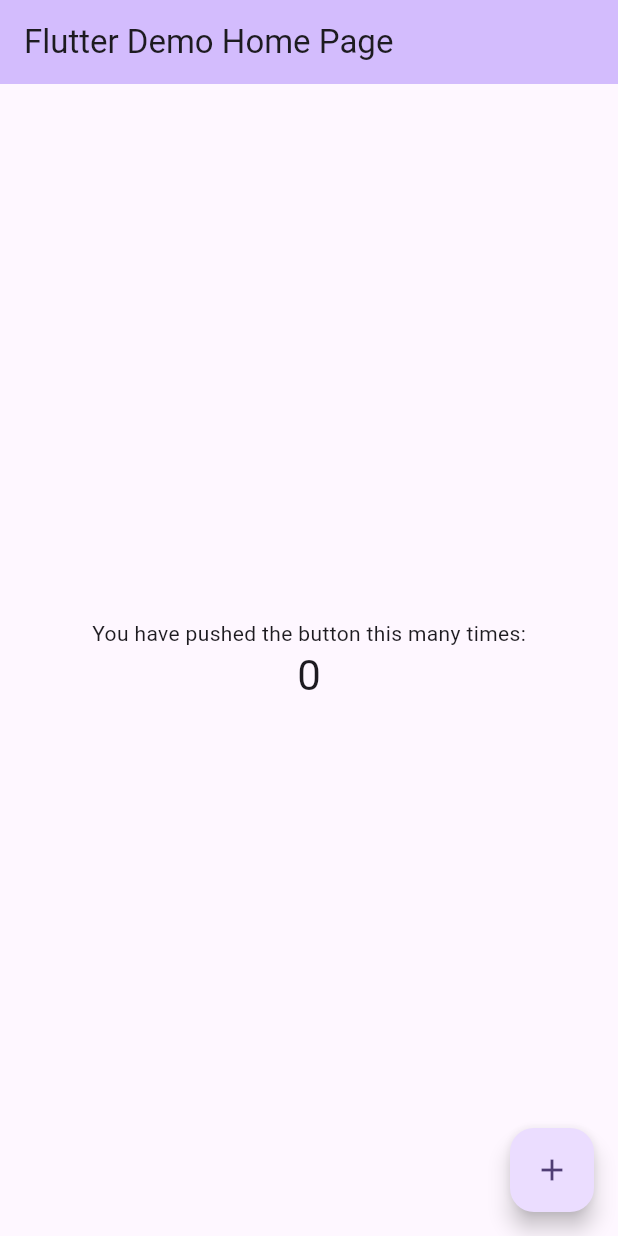
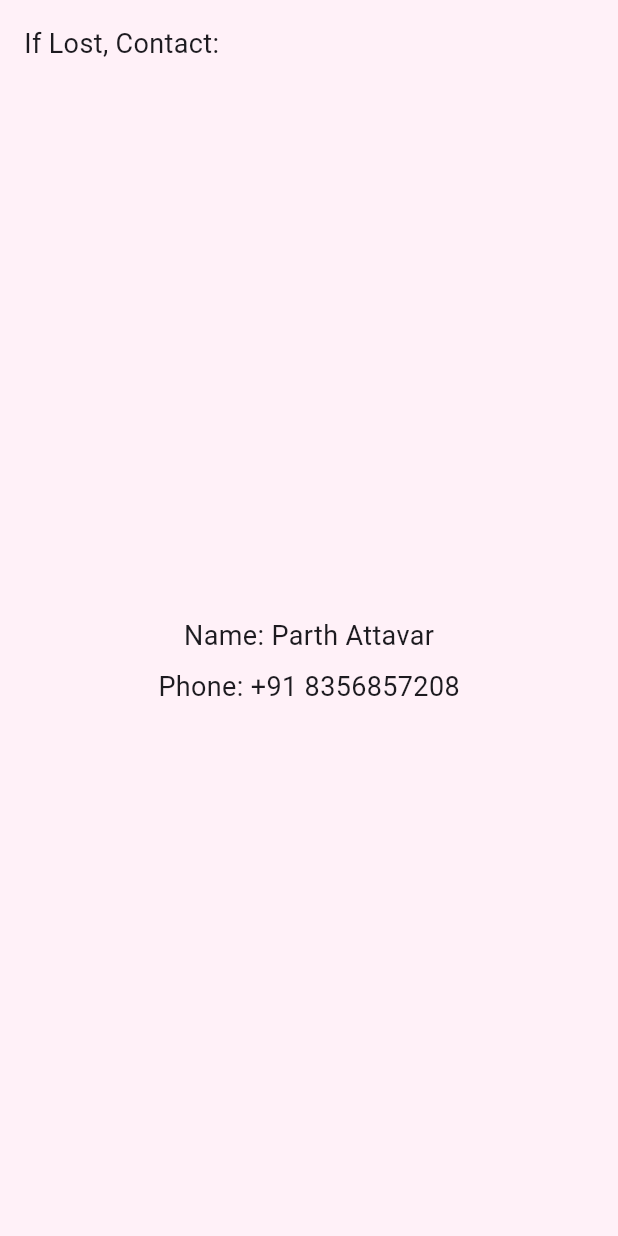
Before and after one commit to BOOPATB/cyberlog, a Flutter app: the screen it shows after launch, on a phone screen of 412 x 824 dp. Run offline on Flutter 3.47's test engine with Material 3 defaults, Android fonts, the light colour scheme and no system bars.

Commit message:
main app structure

```diff
--- a/lib/main.dart
+++ b/lib/main.dart
@@ -1,121 +1,59 @@
 import 'package:flutter/material.dart';
 
 void main() {
-  runApp(const MyApp());
+  runApp(const CyberLogApp());
 }
 
-class MyApp extends StatelessWidget {
-  const MyApp({super.key});
+class CyberLogApp extends StatelessWidget {
+  const CyberLogApp({super.key});
 
-  // This widget is the root of your application.
   @override
   Widget build(BuildContext context) {
-    return MaterialApp(
-      title: 'Flutter Demo',
-      theme: ThemeData(
-        // This is the theme of your application.
-        //
-        // TRY THIS: Try running your application with "flutter run". You'll see
-        // the application has a purple toolbar. Then, without quitting the app,
-        // try changing the seedColor in the colorScheme below to Colors.green
-        // and then invoke "hot reload" (save your changes or press the "hot
-        // reload" button in a Flutter-supported IDE, or press "r" if you used
-        // the command line to start the app).
-        //
-        // Notice that the counter didn't reset back to zero; the application
-        // state is not lost during the reload. To reset the state, use hot
-        // restart instead.
-        //
-        // This works for code too, not just values: Most code changes can be
-        // tested with just a hot reload.
-        colorScheme: .fromSeed(seedColor: Colors.deepPurple),
-      ),
-      home: const MyHomePage(title: 'Flutter Demo Home Page'),
+    return const MaterialApp(
+      debugShowCheckedModeBanner: false,
+      home: LostContactScreen(),
     );
   }
 }
 
-class MyHomePage extends StatefulWidget {
-  const MyHomePage({super.key, required this.title});
-
-  // This widget is the home page of your application. It is stateful, meaning
-  // that it has a State object (defined below) that contains fields that affect
-  // how it looks.
-
-  // This class is the configuration for the state. It holds the values (in this
-  // case the title) provided by the parent (in this case the App widget) and
-  // used by the build method of the State. Fields in a Widget subclass are
-  // always marked "final".
-
-  final String title;
-
-  @override
-  State<MyHomePage> createState() => _MyHomePageState();
-}
-
-class _MyHomePageState extends State<MyHomePage> {
-  int _counter = 0;
-
-  void _incrementCounter() {
-    setState(() {
-      // This call to setState tells the Flutter framework that something has
-      // changed in this State, which causes it to rerun the build method below
-      // so that the display can reflect the updated values. If we changed
-      // _counter without calling setState(), then the build method would not be
-      // called again, and so nothing would appear to happen.
-      _counter++;
-    });
-  }
+class LostContactScreen extends StatelessWidget {
+  const LostContactScreen({super.key});
 
   @override
   Widget build(BuildContext context) {
-    // This method is rerun every time setState is called, for instance as done
-    // by the _incrementCounter method above.
-    //
-    // The Flutter framework has been optimized to make rerunning build methods
-    // fast, so that you can just rebuild anything that needs updating rather
-    // than having to individually change instances of widgets.
     return Scaffold(
-      appBar: AppBar(
-        // TRY THIS: Try changing the color here to a specific color (to
-        // Colors.amber, perhaps?) and trigger a hot reload to see the AppBar
-        // change color while the other colors stay the same.
-        backgroundColor: Theme.of(context).colorScheme.inversePrimary,
-        // Here we take the value from the MyHomePage object that was created by
-        // the App.build method, and use it to set our appbar title.
-        title: Text(widget.title),
-      ),
-      body: Center(
-        // Center is a layout widget. It takes a single child and positions it
-        // in the middle of the parent.
+      backgroundColor: const Color(0xFFFFF1F8),
+      body: SafeArea(
         child: Column(
-          // Column is also a layout widget. It takes a list of children and
-          // arranges them vertically. By default, it sizes itself to fit its
-          // children horizontally, and tries to be as tall as its parent.
-          //
-          // Column has various properties to control how it sizes itself and
-          // how it positions its children. Here we use mainAxisAlignment to
-          // center the children vertically; the main axis here is the vertical
-          // axis because Columns are vertical (the cross axis would be
-          // horizontal).
-          //
-          // TRY THIS: Invoke "debug painting" (choose the "Toggle Debug Paint"
-          // action in the IDE, or press "p" in the console), to see the
-          // wireframe for each widget.
-          mainAxisAlignment: .center,
+          crossAxisAlignment: CrossAxisAlignment.start,
           children: [
-            const Text('You have pushed the button this many times:'),
-            Text(
-              '$_counter',
-              style: Theme.of(context).textTheme.headlineMedium,
+            const Padding(
+              padding: EdgeInsets.all(16.0),
+              child: Text(
+                'If Lost, Contact:',
+                style: TextStyle(fontSize: 18),
+              ),
             ),
+            const Spacer(),
+            const Center(
+              child: Column(
+                mainAxisSize: MainAxisSize.min,
+                children: [
+                  Text(
+                    'Name: Parth Attavar',
+                    style: TextStyle(fontSize: 18),
+                  ),
+                  SizedBox(height: 8),
+                  Text(
+                    'Phone: +91 8356857208',
+                    style: TextStyle(fontSize: 18),
+                  ),
+                ],
+              ),
+            ),
+            const Spacer(),
           ],
         ),
-      ),
-      floatingActionButton: FloatingActionButton(
-        onPressed: _incrementCounter,
-        tooltip: 'Increment',
-        child: const Icon(Icons.add),
       ),
     );
   }
```
